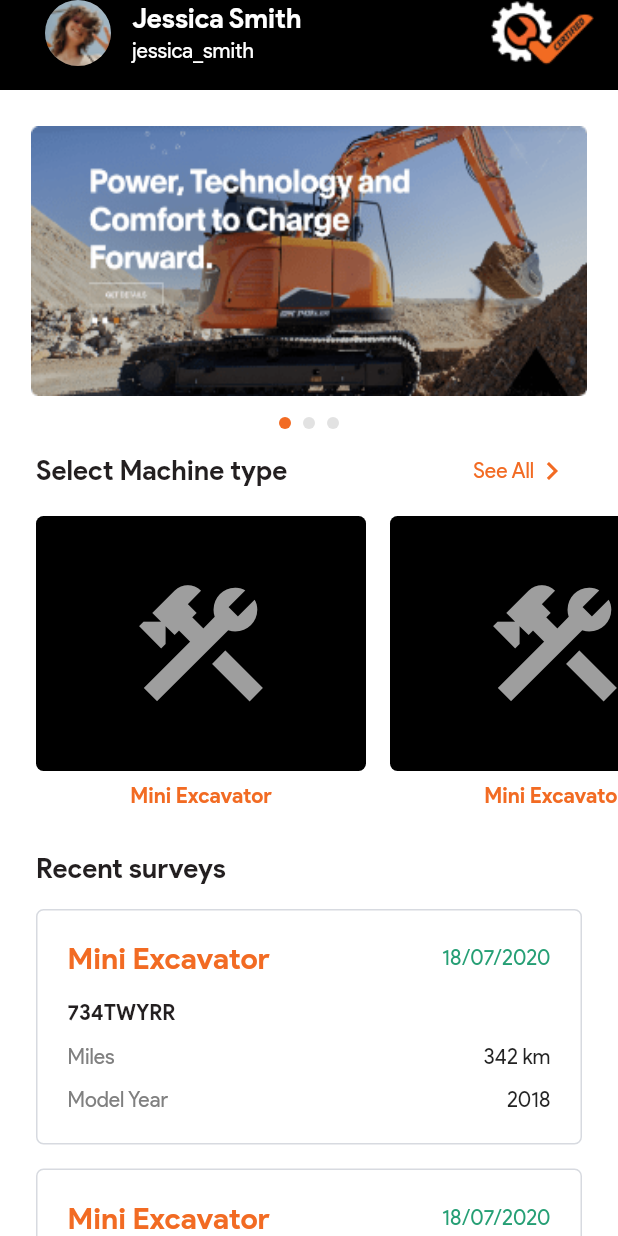
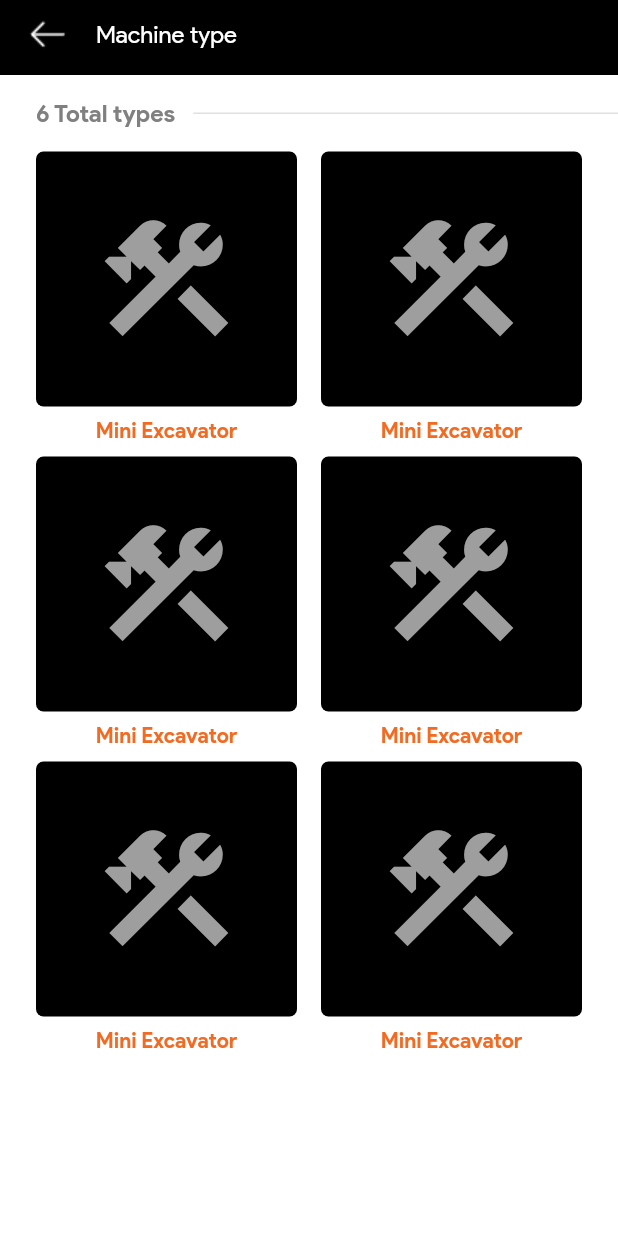
Before and after one commit to BarinderSingh04/dosaan, a Flutter app: the screen it shows after launch, on a phone screen of 412 x 824 dp. Run offline on Flutter 3.47's test engine with Material 2 defaults, Android fonts, the phone set to English and light mode, and no system bars; drawn by our look-alikes of carousel_slider; our stand-ins replace dotted_border.

Commit message:
machine screen implemented

```diff
--- a/lib/history_screen.dart
+++ b/lib/history_screen.dart
@@ -111,7 +111,7 @@ class HistoryItem extends StatelessWidget {
               Text(
                 date,
                 style: const TextStyle(
-                  fontSize: 14,
+                  fontSize: 16,
                   color: Color(0xff269f75),
                 ),
               ),
--- a/lib/main.dart
+++ b/lib/main.dart
@@ -1,4 +1,5 @@
 import 'package:dosaan/home_screen.dart';
+import 'package:dosaan/screens/machine%20type/machine_type_screen.dart';
 import 'package:flutter/material.dart';
 
 void main() {
@@ -39,7 +40,7 @@ class MyApp extends StatelessWidget {
           ),
         ),
       ),
-      home: const HomeScreen(),
+      home: const MachineTypeScreen(),
     );
   }
 }
--- /dev/null
+++ b/lib/screens/machine type/machine_type_screen.dart
@@ -0,0 +1,66 @@
+import 'package:dosaan/home_screen.dart';
+import 'package:dosaan/login_screen.dart';
+import 'package:flutter/material.dart';
+
+class MachineTypeScreen extends StatefulWidget {
+  const MachineTypeScreen({Key? key}) : super(key: key);
+
+  @override
+  State<MachineTypeScreen> createState() => _MachineTypeScreenState();
+}
+
+class _MachineTypeScreenState extends State<MachineTypeScreen> {
+  int selectedIndex = 0;
+
+  @override
+  Widget build(BuildContext context) {
+    return Scaffold(
+      appBar: AppbarWidget(
+        title: "Machine type",
+        onBackClick: () {},
+      ),
+      body: Column(
+        children: [
+          Padding(
+            padding: const EdgeInsets.only(left: 24.0, top: 16.0, bottom: 16.0),
+            child: Row(
+              children: const [
+                Text(
+                  "6 Total types",
+                  style: TextStyle(
+                    fontSize: 16,
+                    color: Color(0xff808080),
+                    fontWeight: FontWeight.w600,
+                  ),
+                ),
+                SizedBox(width: 12.0),
+                Expanded(
+                  child: Divider(
+                    thickness: 1,
+                  ),
+                ),
+              ],
+            ),
+          ),
+          Expanded(
+            child: Padding(
+              padding: const EdgeInsets.symmetric(horizontal: 24.0),
+              child: GridView.builder(
+                itemCount: 6,
+                gridDelegate: const SliverGridDelegateWithFixedCrossAxisCount(
+                  crossAxisCount: 2,
+                  childAspectRatio: 0.9,
+                  mainAxisSpacing: 10.0,
+                  crossAxisSpacing: 16.0,
+                ),
+                itemBuilder: (context, index) {
+                  return const MachineItem();
+                },
+              ),
+            ),
+          ),
+        ],
+      ),
+    );
+  }
+}
```
